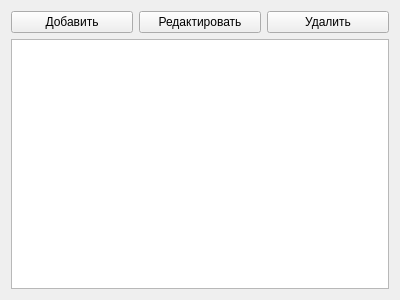
First picture: the form in settings/settings.ui, repository drWebber/store-watcher, before the edit.
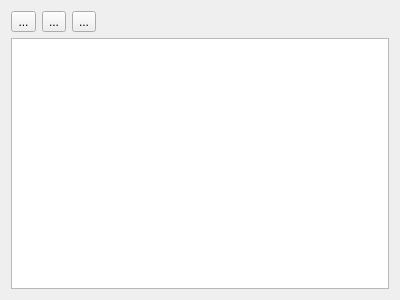
Second picture: the form after the edit.

What changed in the file:
```diff
--- a/settings/settings.ui
+++ b/settings/settings.ui
@@ -16,43 +16,49 @@
   <layout class="QGridLayout" name="gridLayout_2">
    <item row="0" column="0">
     <layout class="QGridLayout" name="gridLayout">
-     <item row="0" column="1">
-      <widget class="QPushButton" name="pbEdit">
-       <property name="text">
-        <string>Редактировать</string>
-       </property>
-       <property name="shortcut">
-        <string>F2</string>
-       </property>
-      </widget>
-     </item>
-     <item row="0" column="0">
-      <widget class="QPushButton" name="pdAdd">
-       <property name="text">
-        <string>Добавить</string>
-       </property>
-       <property name="shortcut">
-        <string>Ins</string>
-       </property>
-      </widget>
-     </item>
-     <item row="0" column="2">
-      <widget class="QPushButton" name="pdDel">
-       <property name="text">
-        <string>Удалить</string>
-       </property>
-       <property name="shortcut">
-        <string>Del</string>
-       </property>
-      </widget>
-     </item>
-     <item row="1" column="0" colspan="3">
+     <item row="1" column="0" colspan="5">
       <widget class="QTableView" name="tableView">
        <property name="sortingEnabled">
         <bool>true</bool>
        </property>
       </widget>
      </item>
+     <item row="0" column="0">
+      <widget class="QToolButton" name="btnAdd">
+       <property name="enabled">
+        <bool>true</bool>
+       </property>
+       <property name="sizePolicy">
+        <sizepolicy hsizetype="Fixed" vsizetype="Fixed">
+         <horstretch>0</horstretch>
+         <verstretch>0</verstretch>
+        </sizepolicy>
+       </property>
+       <property name="maximumSize">
+        <size>
+         <width>25</width>
+         <height>16777215</height>
+        </size>
+       </property>
+       <property name="text">
+        <string>...</string>
+       </property>
+      </widget>
+     </item>
+     <item row="0" column="1">
+      <widget class="QToolButton" name="btnRemove">
+       <property name="text">
+        <string>...</string>
+       </property>
+      </widget>
+     </item>
+     <item row="0" column="2">
+      <widget class="QToolButton" name="btnEdit">
+       <property name="text">
+        <string>...</string>
+       </property>
+      </widget>
+     </item>
     </layout>
    </item>
   </layout>
```
Left out of the diff: 54 changed lines with no effect on the pictures.
